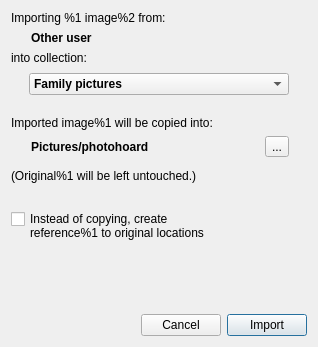
The window that src/dlg/ImportOtherUserDialog.ui (wagenadl/photohoard) describes before a commit, drawn with Qt 5.
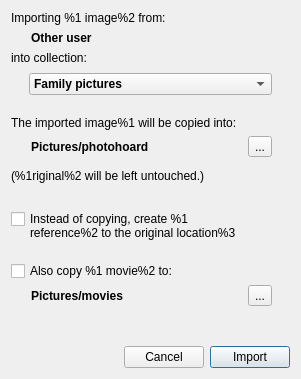
The same window after the commit.

The edit to the form file:
```diff
--- a/src/dlg/ImportOtherUserDialog.ui
+++ b/src/dlg/ImportOtherUserDialog.ui
@@ -6,8 +6,8 @@
    <rect>
     <x>0</x>
     <y>0</y>
-    <width>318</width>
-    <height>347</height>
+    <width>301</width>
+    <height>379</height>
    </rect>
   </property>
   <property name="focusPolicy">
@@ -107,7 +107,7 @@
       <item>
        <widget class="QLabel" name="multi1">
         <property name="text">
-         <string>&lt;html&gt;&lt;head/&gt;&lt;body&gt;&lt;p&gt;Imported image%1 will be copied into:&lt;/p&gt;&lt;/body&gt;&lt;/html&gt;</string>
+         <string>&lt;html&gt;&lt;head/&gt;&lt;body&gt;&lt;p&gt;The imported image%1 will be copied into:&lt;/p&gt;&lt;/body&gt;&lt;/html&gt;</string>
         </property>
        </widget>
       </item>
@@ -171,7 +171,7 @@
       <item>
        <widget class="QLabel" name="multi2">
         <property name="text">
-         <string>(Original%1 will be left untouched.)</string>
+         <string>(%1riginal%2 will be left untouched.)</string>
         </property>
         <property name="wordWrap">
          <bool>true</bool>
@@ -206,8 +206,8 @@
         </property>
         <property name="text">
          <string>
-Instead of copying, create
-reference%1 to original locations</string>
+Instead of copying, create %1
+reference%2 to the original location%3</string>
         </property>
        </widget>
       </item>
@@ -223,6 +223,91 @@
      </layout>
     </widget>
    </item>
+   <item>
+    <widget class="QWidget" name="movieContainer" native="true">
+     <layout class="QVBoxLayout" name="verticalLayout_2">
+      <property name="spacing">
+       <number>4</number>
+      </property>
+      <property name="leftMargin">
+       <number>0</number>
+      </property>
+      <property name="topMargin">
+       <number>6</number>
+      </property>
+      <property name="rightMargin">
+       <number>0</number>
+      </property>
+      <property name="bottomMargin">
+       <number>0</number>
+      </property>
+      <item>
+       <widget class="QCheckBox" name="copyMovies">
+        <property name="text">
+         <string>Also copy %1 movie%2 to:</string>
+        </property>
+       </widget>
+      </item>
+      <item>
+       <widget class="QWidget" name="widget_4" native="true">
+        <layout class="QHBoxLayout" name="horizontalLayout_6">
+         <property name="leftMargin">
+          <number>0</number>
+         </property>
+         <property name="topMargin">
+          <number>0</number>
+         </property>
+         <property name="rightMargin">
+          <number>18</number>
+         </property>
+         <property name="bottomMargin">
+          <number>4</number>
+         </property>
+         <item>
+          <widget class="QLabel" name="movieDestination">
+           <property name="font">
+            <font>
+             <weight>75</weight>
+             <bold>true</bold>
+            </font>
+           </property>
+           <property name="text">
+            <string>Pictures/movies</string>
+           </property>
+           <property name="margin">
+            <number>2</number>
+           </property>
+           <property name="indent">
+            <number>20</number>
+           </property>
+          </widget>
+         </item>
+         <item>
+          <spacer name="horizontalSpacer_3">
+           <property name="orientation">
+            <enum>Qt::Horizontal</enum>
+           </property>
+           <property name="sizeHint" stdset="0">
+            <size>
+             <width>40</width>
+             <height>20</height>
+            </size>
+           </property>
+          </spacer>
+         </item>
+         <item>
+          <widget class="QToolButton" name="changeMovieDest">
+           <property name="text">
+            <string>...</string>
+           </property>
+          </widget>
+         </item>
+        </layout>
+       </widget>
+      </item>
+     </layout>
+    </widget>
+   </item>
    <item>
     <spacer name="verticalSpacer">
      <property name="orientation">
```
